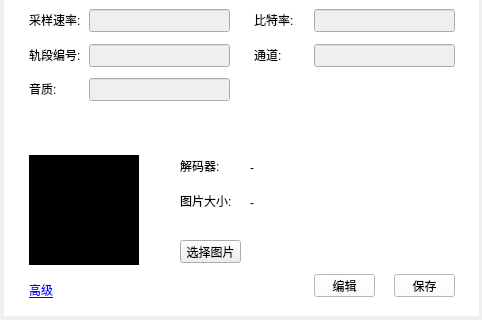
Qt form TTKModule/TTKWidget/musicUiKits/musicToolsetsKits/musicfileinformationwidget.ui (Greedysky/TTKMusicPlayer) before a commit; both pictures show x 0 to 482 and y 250 to 570 of the 482 by 570 pixel window.
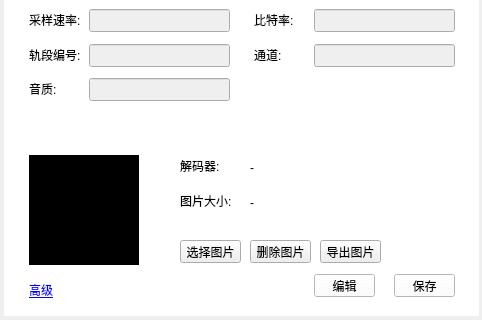
The same form after that commit. Custom widgets are drawn as their Qt base class.

Commit message: refactor: Optimized file info widget[685798]

The edit to the form file:
```diff
--- a/TTKModule/TTKWidget/musicUiKits/musicToolsetsKits/musicfileinformationwidget.ui
+++ b/TTKModule/TTKWidget/musicUiKits/musicToolsetsKits/musicfileinformationwidget.ui
@@ -680,6 +680,38 @@
     <bool>true</bool>
    </property>
   </widget>
+  <widget class="QPushButton" name="deletePixButton">
+   <property name="geometry">
+    <rect>
+     <x>250</x>
+     <y>490</y>
+     <width>61</width>
+     <height>23</height>
+    </rect>
+   </property>
+   <property name="cursor">
+    <cursorShape>PointingHandCursor</cursorShape>
+   </property>
+   <property name="text">
+    <string>删除图片</string>
+   </property>
+  </widget>
+  <widget class="QPushButton" name="savePixButton">
+   <property name="geometry">
+    <rect>
+     <x>320</x>
+     <y>490</y>
+     <width>61</width>
+     <height>23</height>
+    </rect>
+   </property>
+   <property name="cursor">
+    <cursorShape>PointingHandCursor</cursorShape>
+   </property>
+   <property name="text">
+    <string>导出图片</string>
+   </property>
+  </widget>
   <zorder>background</zorder>
   <zorder>backgroundMask</zorder>
   <zorder>topTitleName</zorder>
@@ -724,6 +756,8 @@
   <zorder>decoderLabel</zorder>
   <zorder>label_16</zorder>
   <zorder>qualityEdit</zorder>
+  <zorder>deletePixButton</zorder>
+  <zorder>savePixButton</zorder>
  </widget>
  <customwidgets>
   <customwidget>
```
The commit also changes 6 other files.
